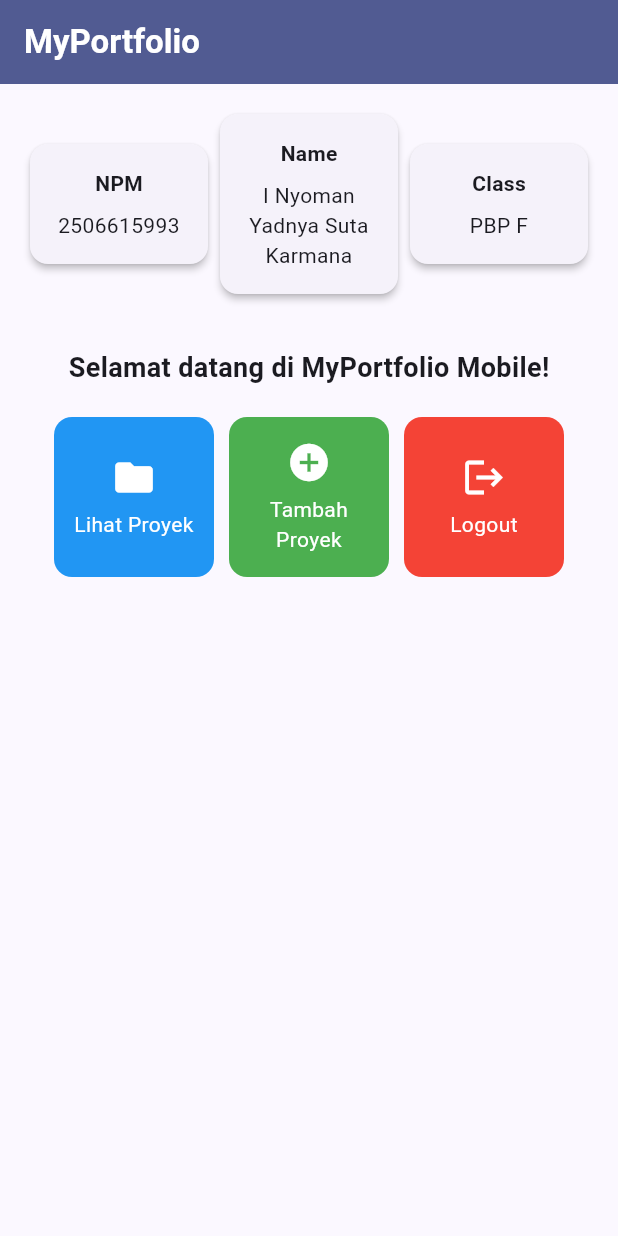
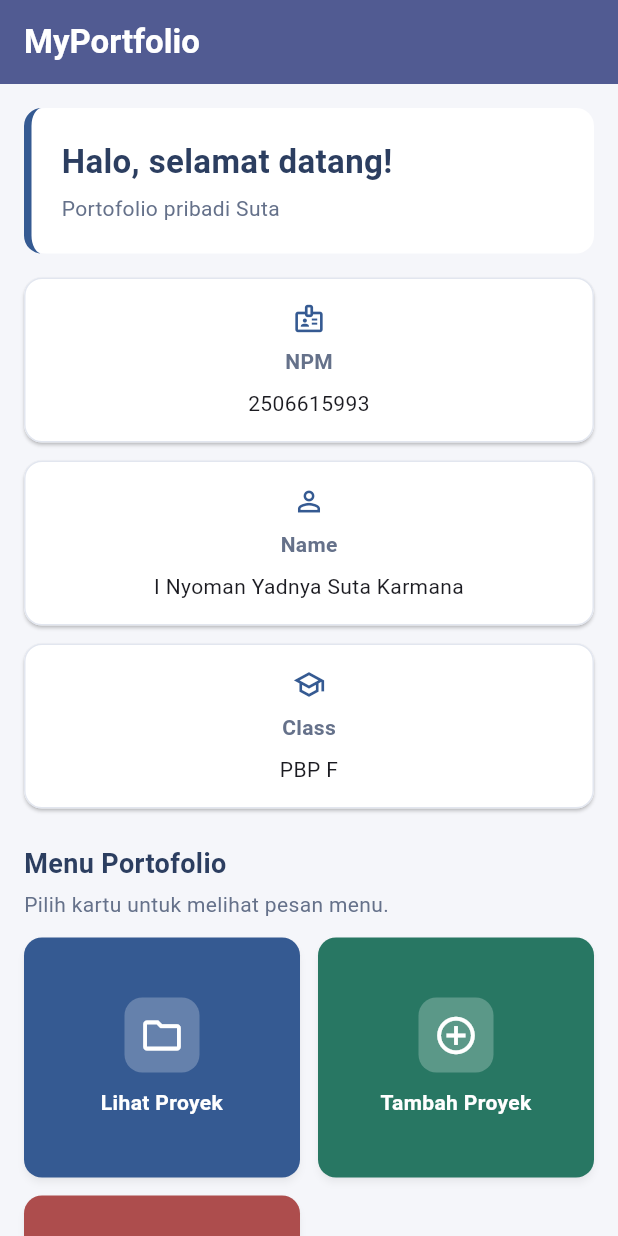
Before and after one commit to SutaKarmana/myportofolio_mobile, a Flutter app: the screen it shows after launch, on a phone screen of 412 x 824 dp. Run offline on Flutter 3.47's test engine with Material 3 defaults, Android fonts, the phone set to English and light mode, and no system bars.

Commit message:
feat: Merapikan dan menambah tampilan desain halaman

```diff
--- a/lib/main.dart
+++ b/lib/main.dart
@@ -1,5 +1,6 @@
 import 'package:flutter/material.dart';
 import 'package:myportofolio_mobile/menu.dart';
+
 void main() {
   runApp(const MyApp());
 }
@@ -19,7 +20,7 @@ class MyApp extends StatelessWidget {
         ),
         useMaterial3: true,
       ),
-      home: MyHomePage(),
+      home: const MyHomePage(),
     );
   }
 }
--- a/lib/menu.dart
+++ b/lib/menu.dart
@@ -1,163 +1,133 @@
 import 'package:flutter/material.dart';
 
+import 'models/item_homepage.dart';
+import 'widgets/info_card.dart';
+import 'widgets/item_card.dart';
+
+/// Halaman utama hanya menampilkan profil dan menu, tanpa state lokal.
 class MyHomePage extends StatelessWidget {
-  MyHomePage({super.key});
-  final String npm = "2506615993";
-  final String nama = "I Nyoman Yadnya Suta Karmana";
-  final String kelas = "PBP F";
+  const MyHomePage({super.key});
 
-  final List<ItemHomepage> items = [
-    ItemHomepage("Lihat Proyek", Icons.folder, Colors.blue),
-    ItemHomepage("Tambah Proyek", Icons.add_circle, Colors.green),
-    ItemHomepage("Logout", Icons.logout, Colors.red),
+  static const items = [
+    ItemHomepage('Lihat Proyek', Icons.folder_outlined, Color(0xFF355A92)),
+    ItemHomepage('Tambah Proyek', Icons.add_circle_outline, Color(0xFF287763)),
+    ItemHomepage('Logout', Icons.logout, Color(0xFFAD4D4D)),
   ];
 
   @override
   Widget build(BuildContext context) {
-    // Scaffold menyediakan struktur visual dasar halaman (AppBar, Body, SnackBar).
     return Scaffold(
-      // AppBar menampilkan bar bagian atas halaman aplikasi.
+      backgroundColor: const Color(0xFFF5F6FA),
       appBar: AppBar(
         title: const Text(
           'MyPortfolio',
-          style: TextStyle(
+          style: TextStyle(fontWeight: FontWeight.bold),
+        ),
+        backgroundColor: Theme.of(context).colorScheme.primary,
+        foregroundColor: Colors.white,
+      ),
+      body: SingleChildScrollView(
+        padding: const EdgeInsets.all(16),
+        child: Center(
+          child: ConstrainedBox(
+            constraints: const BoxConstraints(maxWidth: 960),
+            child: Column(
+              crossAxisAlignment: CrossAxisAlignment.stretch,
+              children: [
+                Container(
+                  padding: const EdgeInsets.all(20),
+                  decoration: BoxDecoration(
                     color: Colors.white,
-            fontWeight: FontWeight.bold,
+                    borderRadius: BorderRadius.circular(12),
+                    border: const Border(
+                      left: BorderSide(color: Color(0xFF355A92), width: 5),
                     ),
                   ),
-        backgroundColor: Theme.of(context).colorScheme.primary,
-      ),
-      // Body halaman utama dengan padding di sekelilingnya.
-      body: Padding(
-        padding: const EdgeInsets.all(16.0),
-        child: Column(
-          crossAxisAlignment: CrossAxisAlignment.center,
+                  child: const Column(
+                    crossAxisAlignment: CrossAxisAlignment.start,
                     children: [
-            // Baris horizontal untuk menampilkan 3 InfoCard secara sejajar.
-            Row(
-              mainAxisAlignment: MainAxisAlignment.spaceEvenly,
-              children: [
-                Expanded(child: InfoCard(title: 'NPM', content: npm)),
-                Expanded(child: InfoCard(title: 'Name', content: nama)),
-                Expanded(child: InfoCard(title: 'Class', content: kelas)),
-              ],
-            ),
-
-            const SizedBox(height: 16.0),
-
-            // Bagian tengah: pesan sambutan dan kisi tombol menu portofolio.
-            Center(
-              child: Column(
-                children: [
-                  const Padding(
-                    padding: EdgeInsets.only(top: 16.0),
-                    child: Text(
-                      'Selamat datang di MyPortfolio Mobile!',
+                      Text(
+                        'Halo, selamat datang!',
                         style: TextStyle(
+                          fontSize: 22,
                           fontWeight: FontWeight.bold,
-                        fontSize: 18.0,
+                          color: Color(0xFF2C3E60),
                         ),
                       ),
-                  ),
-
-                  // GridView menampilkan kartu tombol dalam tata letak kisi 3 kolom.
-                  GridView.count(
-                    primary: true,
-                    padding: const EdgeInsets.all(20),
-                    crossAxisSpacing: 10,
-                    mainAxisSpacing: 10,
-                    crossAxisCount: 3,
-                    // shrinkWrap agar ukuran kisi menyesuaikan tinggi konten anak.
-                    shrinkWrap: true,
-                    children: items.map((ItemHomepage item) {
-                      return ItemCard(item);
-                    }).toList(),
+                      SizedBox(height: 6),
+                      Text(
+                        'Portofolio pribadi Suta',
+                        style: TextStyle(color: Color(0xFF65718A)),
                       ),
                     ],
                   ),
                 ),
-          ],
+                const SizedBox(height: 16),
+                // Wrap memberi kartu ruang untuk turun ke baris berikutnya.
+                LayoutBuilder(
+                  builder: (context, constraints) {
+                    final width = constraints.maxWidth;
+                    final cardWidth = width < 500 ? width : (width - 24) / 3;
+                    return Wrap(
+                      spacing: 12,
+                      runSpacing: 12,
+                      children: [
+                        SizedBox(
+                          width: cardWidth,
+                          child: const InfoCard(
+                            title: 'NPM',
+                            content: '2506615993',
+                            icon: Icons.badge_outlined,
                           ),
                         ),
-    );
-  }
-}
-
-class InfoCard extends StatelessWidget {
-  // Kartu informasi yang menampilkan judul (title) dan isi (content).
-  final String title;
-  final String content;
-
-  const InfoCard({super.key, required this.title, required this.content});
-
-  @override
-  Widget build(BuildContext context) {
-    return Card(
-      // Memberikan efek bayangan kartu elevasi 2 unit.
-      elevation: 2.0,
-      child: Container(
-        padding: const EdgeInsets.all(16.0),
-        // Menyusun teks title dan content secara vertikal.
-        child: Column(
-          children: [
-            Text(
-              title,
-              style: const TextStyle(fontWeight: FontWeight.bold),
-            ),
-            const SizedBox(height: 8.0),
-            Text(content, textAlign: TextAlign.center),
-          ],
+                        SizedBox(
+                          width: cardWidth,
+                          child: const InfoCard(
+                            title: 'Name',
+                            content: 'I Nyoman Yadnya Suta Karmana',
+                            icon: Icons.person_outline,
                           ),
                         ),
-    );
-  }
-}
-
-class ItemHomepage {
-  final String name;
-  final IconData icon;
-  final Color color;
-
-  ItemHomepage(this.name, this.icon, this.color);
-}
-
-class ItemCard extends StatelessWidget {
-  final ItemHomepage item;
-
-  const ItemCard(this.item, {super.key});
-
-  @override
-  Widget build(BuildContext context) {
-    return Material(
-      // Setiap kartu menggunakan warna yang ditentukan pada data menu.
-      color: item.color,
-      borderRadius: BorderRadius.circular(12),
-      child: InkWell(
-        // Aksi ketika kartu ditekan oleh pengguna.
-        onTap: () {
-          // Menampilkan SnackBar dengan pesan interaktif.
-          ScaffoldMessenger.of(context)
-            ..hideCurrentSnackBar()
-            ..showSnackBar(
-              SnackBar(content: Text("Kamu telah menekan tombol ${item.name}!"))
+                        SizedBox(
+                          width: cardWidth,
+                          child: const InfoCard(
+                            title: 'Class',
+                            content: 'PBP F',
+                            icon: Icons.school_outlined,
+                          ),
+                        ),
+                      ],
                     );
                   },
-        child: Container(
-          padding: const EdgeInsets.all(8),
-          child: Center(
-            child: Column(
-              mainAxisAlignment: MainAxisAlignment.center,
-              children: [
-                Icon(
-                  item.icon,
-                  color: Colors.white,
-                  size: 30.0,
                 ),
-                const Padding(padding: EdgeInsets.all(3)),
-                Text(
-                  item.name,
-                  textAlign: TextAlign.center,
-                  style: const TextStyle(color: Colors.white),
+                const SizedBox(height: 24),
+                const Text(
+                  'Menu Portofolio',
+                  style: TextStyle(
+                    fontSize: 18,
+                    fontWeight: FontWeight.bold,
+                    color: Color(0xFF2C3E60),
+                  ),
+                ),
+                const SizedBox(height: 4),
+                const Text(
+                  'Pilih kartu untuk melihat pesan menu.',
+                  style: TextStyle(color: Color(0xFF65718A)),
+                ),
+                const SizedBox(height: 12),
+                LayoutBuilder(
+                  builder: (context, constraints) {
+                    return GridView.count(
+                      crossAxisCount: constraints.maxWidth < 500 ? 2 : 3,
+                      mainAxisSpacing: 12,
+                      crossAxisSpacing: 12,
+                      // Tinggi tetap menjaga kartu tidak terlalu besar di web.
+                      mainAxisExtent: 160,
+                      shrinkWrap: true,
+                      physics: const NeverScrollableScrollPhysics(),
+                      children: items.map((item) => ItemCard(item)).toList(),
+                    );
+                  },
                 ),
               ],
             ),
--- /dev/null
+++ b/lib/models/item_homepage.dart
@@ -0,0 +1,10 @@
+import 'package:flutter/material.dart';
+
+/// Data yang diperlukan untuk menampilkan satu kartu aksi pada halaman utama.
+class ItemHomepage {
+  final String name;
+  final IconData icon;
+  final Color color;
+
+  const ItemHomepage(this.name, this.icon, this.color);
+}
--- /dev/null
+++ b/lib/widgets/info_card.dart
@@ -0,0 +1,46 @@
+import 'package:flutter/material.dart';
+
+/// Kartu yang dapat dipakai ulang untuk setiap informasi identitas.
+class InfoCard extends StatelessWidget {
+  const InfoCard({
+    super.key,
+    required this.title,
+    required this.content,
+    required this.icon,
+  });
+
+  final String title;
+  final String content;
+  final IconData icon;
+
+  @override
+  Widget build(BuildContext context) {
+    return Card(
+      margin: EdgeInsets.zero,
+      color: Colors.white,
+      elevation: 1,
+      shape: RoundedRectangleBorder(
+        borderRadius: BorderRadius.circular(12),
+        side: const BorderSide(color: Color(0xFFE2E6EF)),
+      ),
+      child: Padding(
+        padding: const EdgeInsets.all(16),
+        child: Column(
+          children: [
+            Icon(icon, color: const Color(0xFF355A92), size: 22),
+            const SizedBox(height: 8),
+            Text(
+              title,
+              style: const TextStyle(
+                fontWeight: FontWeight.bold,
+                color: Color(0xFF65718A),
+              ),
+            ),
+            const SizedBox(height: 8),
+            Text(content, textAlign: TextAlign.center),
+          ],
+        ),
+      ),
+    );
+  }
+}
--- /dev/null
+++ b/lib/widgets/item_card.dart
@@ -0,0 +1,59 @@
+import 'package:flutter/material.dart';
+
+import '../models/item_homepage.dart';
+
+/// Menampilkan kartu aksi berdasarkan model menu yang diterima.
+class ItemCard extends StatelessWidget {
+  const ItemCard(this.item, {super.key});
+
+  final ItemHomepage item;
+
+  @override
+  Widget build(BuildContext context) {
+    return Material(
+      color: item.color,
+      elevation: 2,
+      shadowColor: Colors.black26,
+      borderRadius: BorderRadius.circular(12),
+      child: InkWell(
+        borderRadius: BorderRadius.circular(12),
+        onTap: () {
+          ScaffoldMessenger.of(context)
+            ..hideCurrentSnackBar()
+            ..showSnackBar(
+              SnackBar(
+                backgroundColor: item.color,
+                behavior: SnackBarBehavior.floating,
+                content: Text('Kamu telah menekan tombol ${item.name}!'),
+              ),
+            );
+        },
+        child: Padding(
+          padding: const EdgeInsets.all(12),
+          child: Column(
+            mainAxisAlignment: MainAxisAlignment.center,
+            children: [
+              Container(
+                padding: const EdgeInsets.all(10),
+                decoration: BoxDecoration(
+                  color: Colors.white24,
+                  borderRadius: BorderRadius.circular(12),
+                ),
+                child: Icon(item.icon, color: Colors.white, size: 30),
+              ),
+              const SizedBox(height: 10),
+              Text(
+                item.name,
+                textAlign: TextAlign.center,
+                style: const TextStyle(
+                  color: Colors.white,
+                  fontWeight: FontWeight.bold,
+                ),
+              ),
+            ],
+          ),
+        ),
+      ),
+    );
+  }
+}
```
Also changed, not shown: 1 other file. Lines whose indentation alone changed are shown as unchanged.
